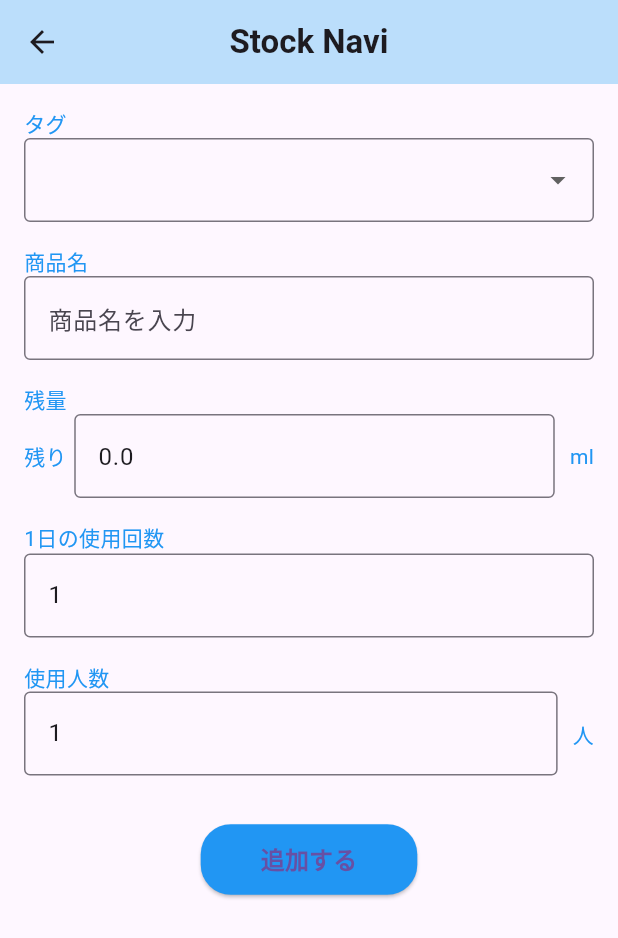
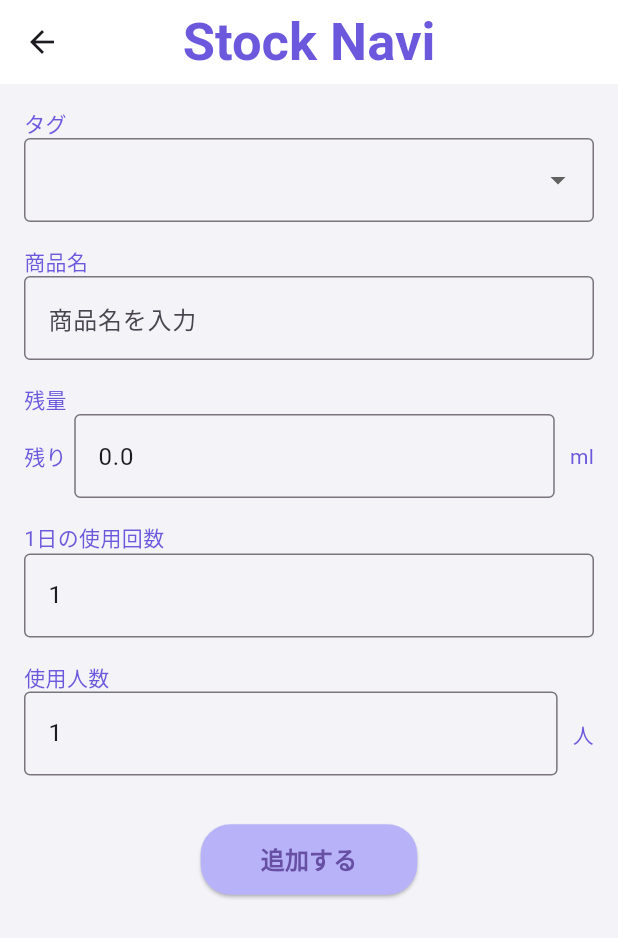
Before and after one commit to Engineer-Guild-Hackathon-2025-March/StockNavi, a Flutter app: the screen it shows after launch, after a tap on the "add" icon, on a phone screen of 412 x 824 dp. Shown: the top 938 px of the screen. Run offline on Flutter 3.47's test engine with Material 3 defaults, Android fonts, the phone set to English and light mode, and no system bars; our stand-ins replace flutter_local_notifications, sqflite, timezone; accounts and stored records are empty.

Commit message:
UI変更、jsonの修正など

```diff
--- a/lib/main.dart
+++ b/lib/main.dart
@@ -14,8 +14,10 @@ class MyApp extends StatelessWidget {
     return MaterialApp(
       title: 'Stock Navi',
       theme: ThemeData(
-        primarySwatch: Colors.blue,
+        primarySwatch: Colors.deepPurple,
+        dividerColor: Color(0xffdedcfa),
         visualDensity: VisualDensity.adaptivePlatformDensity,
+        scaffoldBackgroundColor: Color.fromARGB(255, 243, 243, 248),
       ),
       home: const MyHomePage(),
     );
--- a/lib/services/notification_service.dart
+++ b/lib/services/notification_service.dart
@@ -96,10 +96,11 @@ class NotificationService {
       now.year,
       now.month,
       now.day,
-      10,
+      11,
+      30,
     );
 
-    while (scheduledDate.weekday != DateTime.sunday) {
+    while (scheduledDate.weekday != DateTime.saturday) {
       scheduledDate = scheduledDate.add(const Duration(days: 1));
     }
 
--- a/lib/views/add_item_page.dart
+++ b/lib/views/add_item_page.dart
@@ -102,16 +102,14 @@ class _AddItemPageState extends State<AddItemPage> {
       appBar: AppBar(
         title: const Text(
           'Stock Navi',
-          style: TextStyle(fontWeight: FontWeight.bold),
+          style: TextStyle(
+            fontSize: 35,
+            fontWeight: FontWeight.bold,
+            color: Color(0xFF6C58DD),
+          ),
         ),
         centerTitle: true,
-        backgroundColor: Colors.blue.shade100,
-        // actions: [
-        //   IconButton(
-        //     onPressed: _deleteItem,
-        //     icon: const Icon(Icons.delete, color: Colors.red),
-        //   ),
-        // ],
+        backgroundColor: Color(0xFFFFFFFF),
       ),
       body: Padding(
         padding: const EdgeInsets.all(16.0),
@@ -119,7 +117,7 @@ class _AddItemPageState extends State<AddItemPage> {
           child: Column(
             crossAxisAlignment: CrossAxisAlignment.start,
             children: [
-              const Text('タグ', style: TextStyle(color: Colors.blue)),
+              const Text('タグ', style: TextStyle(color: Color(0xFF6C58DD))),
               DropdownButtonFormField<String>(
                 value:
                     (_tags.contains(selectedTag) && selectedTag.isNotEmpty)
@@ -143,7 +141,7 @@ class _AddItemPageState extends State<AddItemPage> {
               ),
               const SizedBox(height: 16),
 
-              const Text('商品名', style: TextStyle(color: Colors.blue)),
+              const Text('商品名', style: TextStyle(color: Color(0xFF6C58DD))),
               TextField(
                 controller: nameController,
                 decoration: const InputDecoration(
@@ -153,10 +151,10 @@ class _AddItemPageState extends State<AddItemPage> {
               ),
               const SizedBox(height: 16),
 
-              const Text('残量', style: TextStyle(color: Colors.blue)),
+              const Text('残量', style: TextStyle(color: Color(0xFF6C58DD))),
               Row(
                 children: [
-                  const Text('残り', style: TextStyle(color: Colors.blue)),
+                  const Text('残り', style: TextStyle(color: Color(0xFF6C58DD))),
                   const SizedBox(width: 5),
                   Expanded(
                     child: TextField(
@@ -171,12 +169,15 @@ class _AddItemPageState extends State<AddItemPage> {
                   const SizedBox(width: 10),
                   Text(
                     _currentUnit,
-                    style: const TextStyle(color: Colors.blue),
+                    style: const TextStyle(color: Color(0xFF6C58DD)),
                   ),
                 ],
               ),
               const SizedBox(height: 16),
-              const Text('1日の使用回数', style: const TextStyle(color: Colors.blue)),
+              const Text(
+                '1日の使用回数',
+                style: const TextStyle(color: Color(0xFF6C58DD)),
+              ),
               TextField(
                 controller: usagePerDayController,
                 keyboardType: TextInputType.number,
@@ -184,7 +185,7 @@ class _AddItemPageState extends State<AddItemPage> {
               ),
               const SizedBox(height: 16),
 
-              const Text('使用人数', style: TextStyle(color: Colors.blue)),
+              const Text('使用人数', style: TextStyle(color: Color(0xFF6C58DD))),
               Row(
                 children: [
                   Expanded(
@@ -197,7 +198,7 @@ class _AddItemPageState extends State<AddItemPage> {
                     ),
                   ),
                   const SizedBox(width: 10),
-                  const Text('人', style: TextStyle(color: Colors.blue)),
+                  const Text('人', style: TextStyle(color: Color(0xFF6C58DD))),
                 ],
               ),
 
@@ -206,7 +207,7 @@ class _AddItemPageState extends State<AddItemPage> {
                 child: ElevatedButton(
                   onPressed: _insertItem,
                   style: ElevatedButton.styleFrom(
-                    backgroundColor: Colors.blue,
+                    backgroundColor: Color.fromARGB(255, 184, 179, 249),
                     shape: RoundedRectangleBorder(
                       borderRadius: BorderRadius.circular(20),
                     ),
--- a/lib/views/base_view.dart
+++ b/lib/views/base_view.dart
@@ -67,10 +67,14 @@ class BaseViewState extends State<BaseView> {
       appBar: AppBar(
         title: const Text(
           'Stock Navi',
-          style: TextStyle(fontWeight: FontWeight.bold),
+          style: TextStyle(
+            fontSize: 35,
+            fontWeight: FontWeight.bold,
+            color: Color(0xFF6C58DD),
+          ),
         ),
         centerTitle: true,
-        backgroundColor: Colors.blue.shade100,
+        backgroundColor: Color(0xFFFFFFFF),
       ),
       body: Padding(
         padding: const EdgeInsets.symmetric(horizontal: 10, vertical: 3),
--- a/lib/views/table_view.dart
+++ b/lib/views/table_view.dart
@@ -30,7 +30,10 @@ class ConsumableTable {
         children: [
           DataTableTheme(
             data: DataTableThemeData(
-              headingTextStyle: TextStyle(color: Colors.black, fontSize: 16),
+              headingTextStyle: TextStyle(
+                color: Color(0xff6c58dd),
+                fontSize: 16,
+              ),
               headingRowHeight: 40, // ヘッダー行の高さ
               dataRowMinHeight: 48, // データ行の最小高さ
             ),
@@ -76,7 +79,10 @@ class ConsumableTable {
                             children: [
                               Center(
                                 child: IconButton(
-                                  icon: Icon(Icons.edit),
+                                  icon: Icon(
+                                    Icons.edit,
+                                    color: Colors.grey.shade600,
+                                  ),
                                   onPressed: () {
                                     Navigator.push(
                                       context,
@@ -94,7 +100,10 @@ class ConsumableTable {
                               ),
                               Center(
                                 child: IconButton(
-                                  icon: Icon(Icons.shopping_cart),
+                                  icon: Icon(
+                                    Icons.shopping_cart,
+                                    color: Color(0xff6c58dd),
+                                  ),
                                   onPressed: () {
                                     Navigator.push(
                                       context,
```
Also changed, not shown: default_averages.json (+5 -5 lines), lib/views/edit_item_page.dart (+31 -23 lines).
